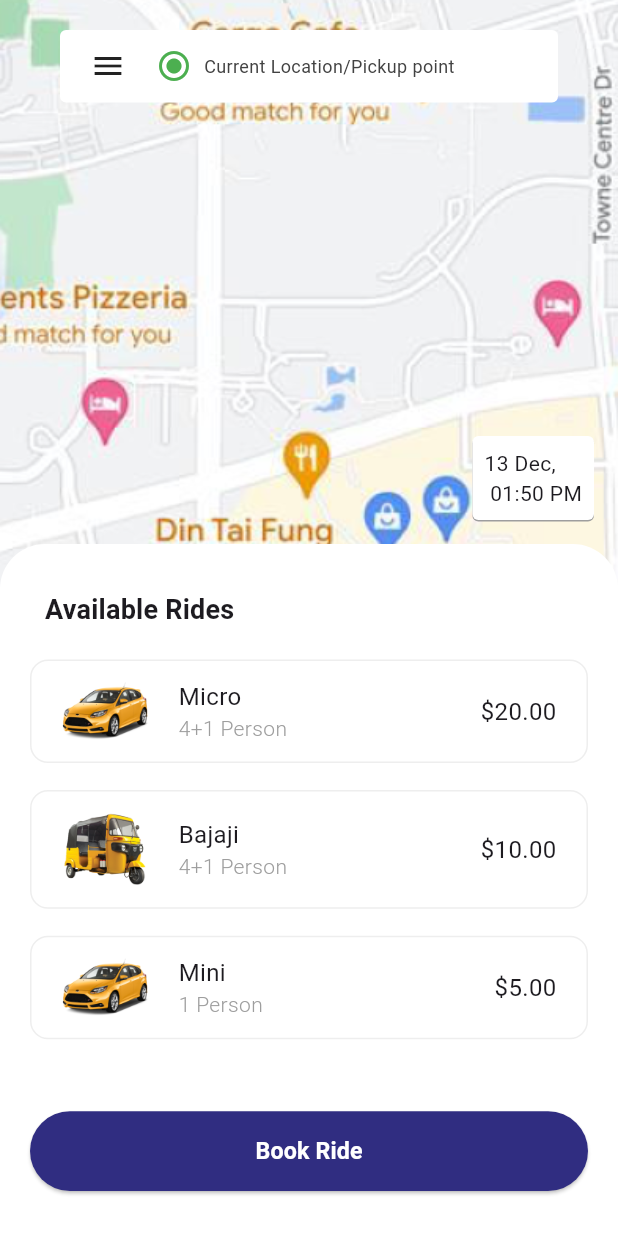
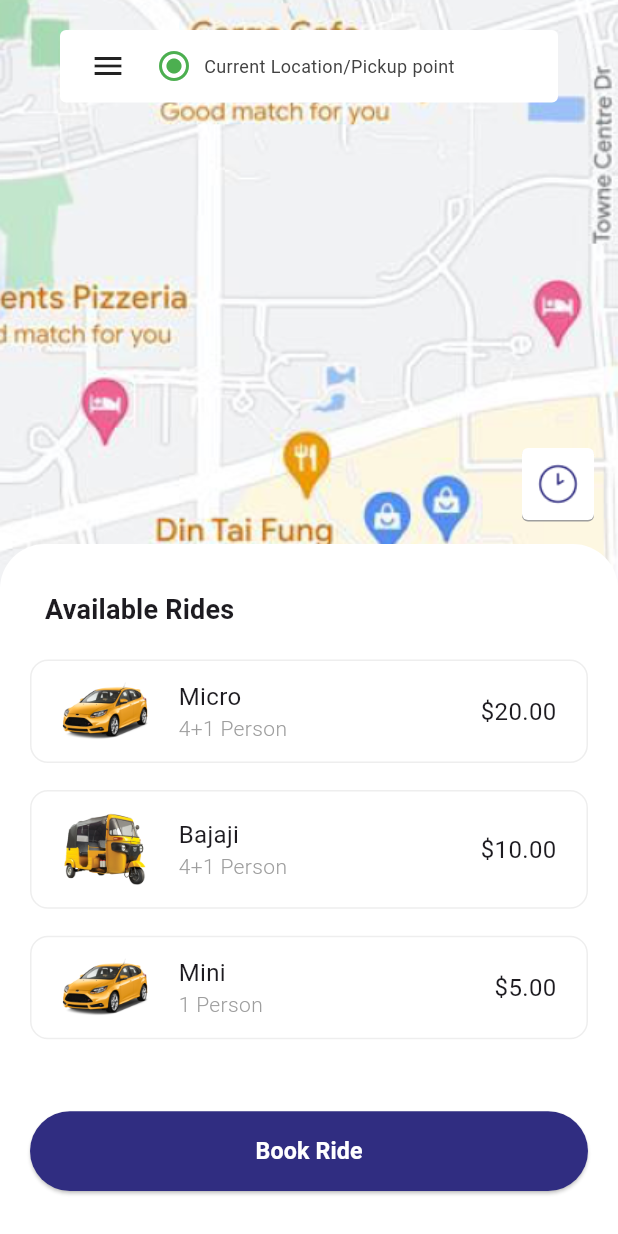
Before and after one commit to Sudarshan519/rideapp, a Flutter app: the SelectRidePage screen opened directly, on a phone screen of 412 x 824 dp. Run offline on Flutter 3.47's test engine with Material 3 defaults, Android fonts, the light colour scheme and no system bars; our stand-ins replace flutter_screenutil, get, intl_phone_number_input, pin_code_fields.

Commit message:
icon size updated

```diff
--- a/lib/ui/pages/home/select_ride/select_ride.dart
+++ b/lib/ui/pages/home/select_ride/select_ride.dart
@@ -75,11 +75,11 @@ class _SelectRidePageState extends State<SelectRidePage> {
                             ],
                             borderRadius: BorderRadius.circular(4)),
                         margin: const EdgeInsets.only(right: 16),
-                        child: Text("13 Dec,\n 01:50 PM") ??
+                        child: //Text("13 Dec,\n 01:50 PM") ??
                             Image.asset(
-                              'assets/clock-two-svgrepo-com 1.png',
-                              width: 50,
-                            ),
+                          'assets/clock-two-svgrepo-com 1.png',
+                          width: 32,
+                        ),
                       ),
                     ),
                     const SizedBox(
```
